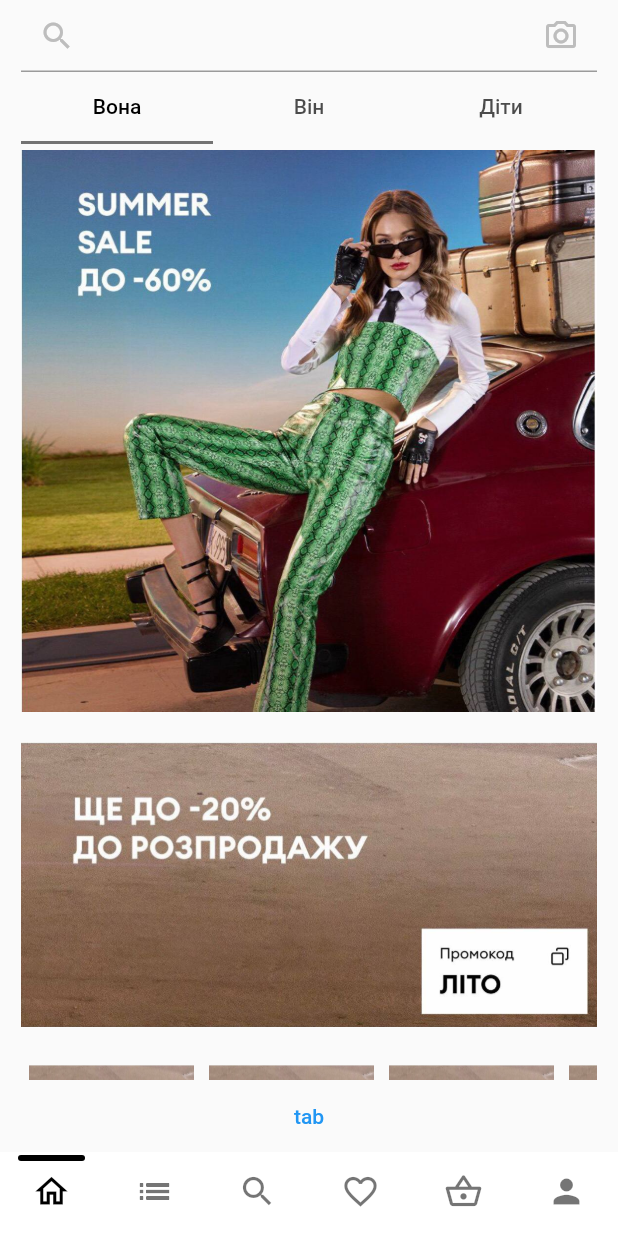
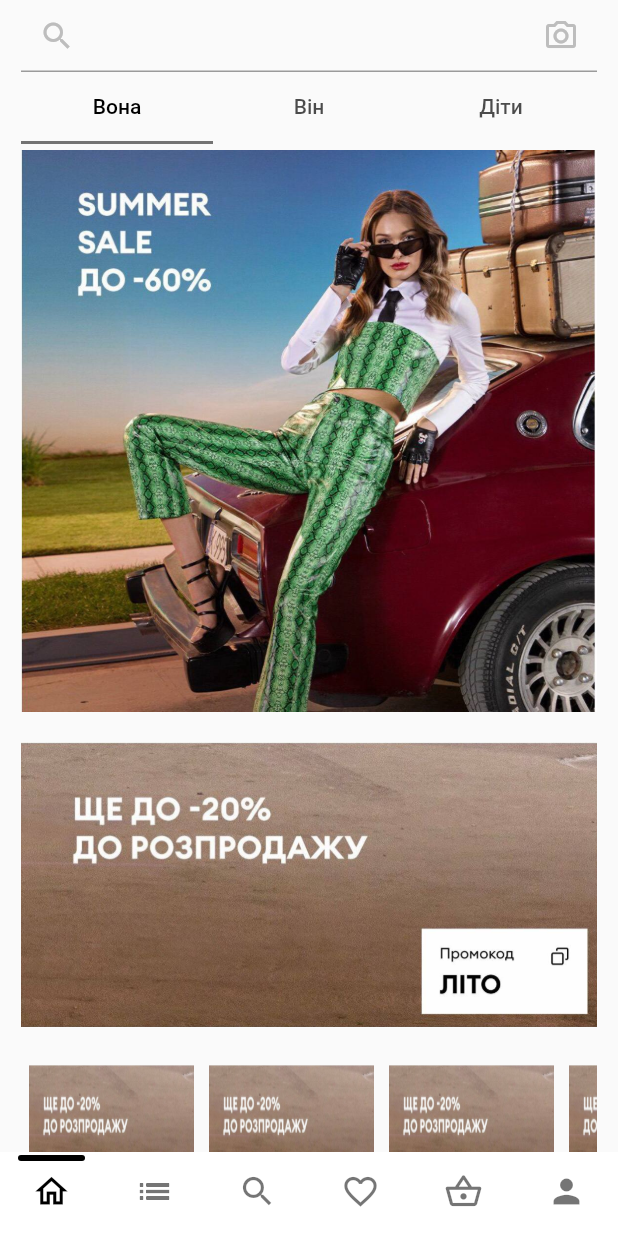
Before and after one commit to OleksandrGai/flutter_shop, a Flutter app: the screen it shows after launch, on a phone screen of 412 x 824 dp. Run offline on Flutter 3.47's test engine with Material 2 defaults, Android fonts, the phone set to English and light mode, and no system bars; drawn by our look-alikes of persistent_bottom_nav_bar; our stand-ins replace bloc, flutter_bloc; Roboto replaces fonts that are missing (Gill Sans).

Commit message:
corrected remarks

```diff
--- a/lib/main.dart
+++ b/lib/main.dart
@@ -3,7 +3,7 @@
 import 'package:flutter_shop_app/screens/search_screen_directory/search_screen.dart';
 
 import 'package:flutter_shop_app/state_management/bloc_tab_bar/bloc_tab_bar.dart';
-import 'package:flutter_shop_app/state_management/cubit_theme/cubit_theme.dart';
+import 'package:flutter_shop_app/state_management/bloc_theme/bloc_theme.dart';
 
 import 'navigation/navigation_bar.dart';
 
@@ -16,24 +16,12 @@
 
   @override
   Widget build(BuildContext context) {
-    return MultiBlocProvider(
-      providers: [
-        BlocProvider<ThemeCubit>(
-          create: (_) => ThemeCubit(),
-        ),
-        BlocProvider<TabBarBloc>(
-          create: (_) => TabBarBloc(),
-        )
-      ],
-      child: BlocBuilder<ThemeCubit, ThemeData>(builder: (context, state) {
+    return BlocProvider<BlocTheme>(
+      create: (_) => BlocTheme(),
+      child: BlocBuilder<BlocTheme, ThemeData>(builder: (context, state) {
         return MaterialApp(
           theme: state,
-          //initialRoute: '/homeScreen',
-          // routes: {
-          //   '/homeScreen': (context) => const MainBottomBarNavigation(),
-          //   '/searchScreen': (context) => const SearchScreen(),
-          // },
-           home: const MainBottomBarNavigation(),
+          home: const MainBottomBarNavigation(),
         );
       }),
     );
--- a/lib/networking/products_api.dart
+++ b/lib/networking/products_api.dart
@@ -1,6 +1,6 @@
 import 'package:flutter_shop_app/model/products_data.dart';
 
-List<TestProducts> listOfCategories = [
+List<Products> listOfCategories = [
   TestProducts('Взуття'),
   TestProducts('Футболки'),
   TestProducts('Штани'),
--- /dev/null
+++ b/lib/screens/home_screen_directory/customer_home_screen.dart
@@ -0,0 +1,49 @@
+import 'package:flutter/material.dart';
+
+import '../../widgets/home_screen_widgets/brands_grid_widget.dart';
+import '../../widgets/home_screen_widgets/container_of_products_for_sex.dart';
+
+class CustomerHomeScreen extends StatelessWidget {
+  final String firstImage;
+
+  const CustomerHomeScreen({super.key, required this.firstImage});
+
+  @override
+  Widget build(BuildContext context) {
+    return Padding(
+      padding: const EdgeInsets.only(top: 4, left: 14, right: 14),
+      child: ListView(
+        children: [
+          Image.asset(firstImage),
+          const SizedBox(
+            height: 20,
+          ),
+          Image.asset('lib/images/second.jpeg'),
+          const SizedBox(
+            height: 20,
+          ),
+          const ContainerProductsList(),
+          const SizedBox(
+            height: 10,
+          ),
+          Text(
+            'Рекомендовані бренди',
+            style: Theme.of(context).textTheme.titleLarge,
+          ),
+          const SizedBox(
+            height: 10,
+          ),
+          const BrandsGridWidget(),
+          const SizedBox(
+            height: 20,
+          ),
+          Image.asset('lib/images/third.jpeg'),
+          const SizedBox(
+            height: 20,
+          ),
+          Image.asset('lib/images/fourth.jpeg'),
+        ],
+      ),
+    );
+  }
+}
--- a/lib/screens/home_screen_directory/home_screen.dart
+++ b/lib/screens/home_screen_directory/home_screen.dart
@@ -1,8 +1,6 @@
 import 'package:flutter/material.dart';
-
 import '../../widgets/home_screen_widgets/text_field.dart';
-import '../../widgets/home_screen_widgets/sex_tab_bar.dart';
-import '../search_screen_directory/search_screen.dart';
+import '../../widgets/home_screen_widgets/consumer_tab_bar.dart';
 
 class HomeScreen extends StatelessWidget {
   const HomeScreen({super.key});
@@ -20,27 +18,13 @@
             Flexible(
               child: ListView(
                 children: const [
-                  SexTabBar(),
+                  ConsumerTabBar(),
                 ],
               ),
             ),
-            TextButton(
-                onPressed: () {
-
-                   Navigator.pushAndRemoveUntil(context,
-                      MaterialPageRoute(builder: (_) => SearchScreen()), ModalRoute.withName('/searchScreen'));
-                },
-                child: Text('tab'))
           ],
         ),
       ),
     );
   }
 }
-
-// TextButton(
-//     onPressed: () {
-//       final cubit = context.read<ThemeCubit>();
-//       cubit.themeChange();
-//     },
-//     child: Text('jjj')),
--- a/lib/screens/home_screen_directory/sex_home_screen.dart
+++ /dev/null
@@ -1,51 +0,0 @@
-import 'package:flutter/material.dart';
-
-import '../../widgets/home_screen_widgets/brands_grid_widget.dart';
-import '../../widgets/home_screen_widgets/container_of_products_for_sex.dart';
-
-class SexHomeScreen extends StatelessWidget {
-  String firstImage;
-
-  SexHomeScreen({super.key, required this.firstImage});
-
-  @override
-  Widget build(BuildContext context) {
-    return SingleChildScrollView(
-      child: Padding(
-        padding: const EdgeInsets.only(top: 4, left: 14, right: 14),
-        child: Column(
-          children: [
-            Image.asset(firstImage),
-            const SizedBox(
-              height: 20,
-            ),
-            Image.asset('lib/images/second.jpeg'),
-            const SizedBox(
-              height: 20,
-            ),
-            const ContainerProductsList(),
-            const SizedBox(
-              height: 10,
-            ),
-            Text(
-              'Рекомендовані бренди',
-              style: Theme.of(context).textTheme.titleLarge,
-            ),
-            const SizedBox(
-              height: 10,
-            ),
-            const BrandsGridWidget(),
-            const SizedBox(
-              height: 20,
-            ),
-            Image.asset('lib/images/third.jpeg'),
-            const SizedBox(
-              height: 20,
-            ),
-            Image.asset('lib/images/fourth.jpeg'),
-          ],
-        ),
-      ),
-    );
-  }
-}
--- a/lib/state_management/bloc_tab_bar/bloc_tab_bar.dart
+++ b/lib/state_management/bloc_tab_bar/bloc_tab_bar.dart
@@ -4,11 +4,11 @@
 
 part 'bloc_tab_bar_state.dart';
 
-class TabBarBloc extends Bloc<TabBarEvent, TabBarState> {
-  TabBarBloc() : super(TabBarInitialState(index: 0)) {
-    on<TabBarEvent>((event, emit) {
-      if (event is TabBarSexChange) {
-        emit(TabBarSexState(index: event.tabIndex));
+class TabBarBloc extends Bloc<ConsumerTabBarEvent, TabBarState> {
+  TabBarBloc() : super(TabBarState(index: 0)) {
+    on<ConsumerTabBarEvent>((event, emit) {
+      if (event is ConsumerTabBarEvent) {
+        emit(TabBarState(index: event.tabIndex));
       }
     });
   }
--- a/lib/state_management/bloc_tab_bar/bloc_tab_bar_event.dart
+++ b/lib/state_management/bloc_tab_bar/bloc_tab_bar_event.dart
@@ -1,9 +1,7 @@
 part of 'bloc_tab_bar.dart';
 
-class TabBarEvent {}
-
-class TabBarSexChange extends TabBarEvent {
-  TabBarSexChange({required this.tabIndex});
+class ConsumerTabBarEvent {
+  ConsumerTabBarEvent({required this.tabIndex});
 
   final int tabIndex;
 }
--- a/lib/state_management/bloc_tab_bar/bloc_tab_bar_state.dart
+++ b/lib/state_management/bloc_tab_bar/bloc_tab_bar_state.dart
@@ -5,12 +5,3 @@
 
   TabBarState({required this.index});
 }
-
-class TabBarInitialState extends TabBarState {
-  TabBarInitialState({required super.index});
-
-}
-
-class TabBarSexState extends TabBarState {
-  TabBarSexState({required super.index});
-}
--- a/lib/state_management/cubit_theme/cubit_theme.dart
+++ b/lib/state_management/bloc_theme/bloc_theme.dart
@@ -1,20 +1,19 @@
 import 'package:bloc/bloc.dart';
 import 'package:flutter/material.dart';
 
-class ThemeCubit extends Cubit<ThemeData> {
-  ThemeCubit()
-      : super(
-          appThemeDate[AppTheme.light]!,
-        );
-
-  void themeChange() {
-    emit(
-      state == appThemeDate[AppTheme.light]!
-          ? appThemeDate[AppTheme.dark]!
-          : appThemeDate[AppTheme.light]!,
+class BlocTheme extends Bloc<BlocThemeTabEvent, ThemeData> {
+  BlocTheme() : super(appThemeDate[AppTheme.light]!) {
+    on<BlocThemeTabEvent>(
+      (event, emit) => emit(
+        state == appThemeDate[AppTheme.light]!
+            ? appThemeDate[AppTheme.dark]!
+            : appThemeDate[AppTheme.light]!,
+      ),
     );
   }
 }
+
+class BlocThemeTabEvent {}
 
 enum AppTheme {
   light,
--- /dev/null
+++ b/lib/widgets/home_screen_widgets/consumer_tab_bar.dart
@@ -0,0 +1,56 @@
+import 'package:flutter/material.dart';
+import 'package:flutter_bloc/flutter_bloc.dart';
+import 'package:flutter_shop_app/screens/home_screen_directory/customer_home_screen.dart';
+
+import '../../state_management/bloc_tab_bar/bloc_tab_bar.dart';
+
+class ConsumerTabBar extends StatelessWidget {
+  const ConsumerTabBar({super.key});
+
+  @override
+  Widget build(BuildContext context) {
+    return BlocProvider<TabBarBloc>(
+      create: (_) => TabBarBloc(),
+      child: BlocBuilder<TabBarBloc, TabBarState>(builder: (context, state) {
+        return DefaultTabController(
+          length: 3,
+          initialIndex: state.index,
+          child: Column(
+            children: [
+              Padding(
+                padding: const EdgeInsets.only(left: 14, right: 14),
+                child: TabBar(
+                  dividerColor: Theme.of(context).unselectedWidgetColor,
+                  labelColor: Theme.of(context).primaryColor,
+                  tabs: _tabs,
+                  indicatorColor: Theme.of(context).unselectedWidgetColor,
+                  onTap: (int tabIndex) {
+                    context.read<TabBarBloc>().add(
+                          ConsumerTabBarEvent(tabIndex: tabIndex),
+                        );
+                  },
+                ),
+              ),
+              const SizedBox(
+                height: 700,
+                child: TabBarView(
+                  children: [
+                    CustomerHomeScreen(firstImage: 'lib/images/woman.jpeg'),
+                    CustomerHomeScreen(firstImage: 'lib/images/first.jpeg'),
+                    CustomerHomeScreen(firstImage: 'lib/images/child.jpeg'),
+                  ],
+                ),
+              ),
+            ],
+          ),
+        );
+      }),
+    );
+  }
+}
+
+List<Widget> _tabs = const [
+  Tab(text: 'Вона'),
+  Tab(text: 'Він'),
+  Tab(text: 'Діти'),
+];
--- a/lib/widgets/home_screen_widgets/container_of_products_for_sex.dart
+++ b/lib/widgets/home_screen_widgets/container_of_products_for_sex.dart
@@ -6,12 +6,10 @@
   @override
   Widget build(BuildContext context) {
     return Container(
-      //color: Colors.red,
       height: 150,
       width: double.infinity,
       child: ListView.builder(
           scrollDirection: Axis.horizontal,
-          // shrinkWrap: true,
           itemCount: 12,
           itemBuilder: (context, index) {
             return Container(
--- a/lib/widgets/home_screen_widgets/sex_tab_bar.dart
+++ /dev/null
@@ -1,55 +0,0 @@
-import 'package:flutter/material.dart';
-import 'package:flutter_bloc/flutter_bloc.dart';
-import 'package:flutter_shop_app/screens/home_screen_directory/sex_home_screen.dart';
-
-import '../../state_management/bloc_tab_bar/bloc_tab_bar.dart';
-
-
-
-class SexTabBar extends StatelessWidget {
-  const SexTabBar({super.key});
-
-  @override
-  Widget build(BuildContext context) {
-    return BlocBuilder<TabBarBloc, TabBarState>(builder: (context, state) {
-      return DefaultTabController(
-        length: 3,
-        initialIndex: state.index,
-        child: Column(
-          children: [
-            Padding(
-              padding: const EdgeInsets.only(left: 14, right: 14),
-              child: TabBar(
-                dividerColor: Theme.of(context).unselectedWidgetColor,
-                labelColor: Theme.of(context).primaryColor,
-                tabs: _tabs,
-                indicatorColor: Theme.of(context).unselectedWidgetColor,
-                onTap: (int tabIndex) {
-                  context.read<TabBarBloc>().add(
-                        TabBarSexChange(tabIndex: tabIndex),
-                      );
-                },
-              ),
-            ),
-            SizedBox(
-              height: 700,
-              child: TabBarView(
-                children: [
-                  SexHomeScreen(firstImage: 'lib/images/woman.jpeg'),
-                  SexHomeScreen(firstImage: 'lib/images/first.jpeg'),
-                  SexHomeScreen(firstImage: 'lib/images/child.jpeg'),
-                ],
-              ),
-            ),
-          ],
-        ),
-      );
-    });
-  }
-}
-
-List<Widget> _tabs = const [
-  Tab(text: 'Вона'),
-  Tab(text: 'Він'),
-  Tab(text: 'Діти'),
-];
--- a/lib/widgets/home_screen_widgets/text_field.dart
+++ b/lib/widgets/home_screen_widgets/text_field.dart
@@ -1,51 +1,5 @@
 import 'package:flutter/material.dart';
 
-/*
-class HomeTextFieldWidget extends StatefulWidget {
-  const HomeTextFieldWidget({super.key});
-
-  @override
-  State<HomeTextFieldWidget> createState() => _HomeTextFieldWidgetState();
-}
-
-List<TestProducts> allProducts = listOfCategories;
-final _controller = TextEditingController();
-
-class _HomeTextFieldWidgetState extends State<HomeTextFieldWidget> {
-  void updateList(String value) {
-    final suggestion = allProducts.where((product) {
-      final productTitle = product.typeOfProducts.toLowerCase();
-      final input = value.toLowerCase();
-      return productTitle.contains(input);
-    }).toList();
-    setState(() => allProducts = suggestion);
-  }
-
-  @override
-  void dispose() {
-    _controller.dispose();
-    super.dispose();
-  }
-
-  late List<TestProducts> displayList = List.from(listOfCategories);
-
-  @override
-  Widget build(BuildContext context) {
-    return TextField(
-        controller: _controller,
-        onChanged: updateList,
-        decoration: InputDecoration(
-          prefixIcon: Icon(
-            Icons.search_outlined,
-            color: Theme.of(context).inputDecorationTheme.focusColor,
-          ),
-          suffixIcon: Icon(Icons.camera_alt_outlined,
-              color: Theme.of(context).inputDecorationTheme.focusColor),
-        ),
-        cursorColor: Colors.grey.shade400);
-  }
-}
- */
 class HomeTextFieldWidget extends StatelessWidget {
   const HomeTextFieldWidget({super.key});
 
```
Also changed, not shown: lib/navigation/navigation_bar.dart (+0 -65 lines).
